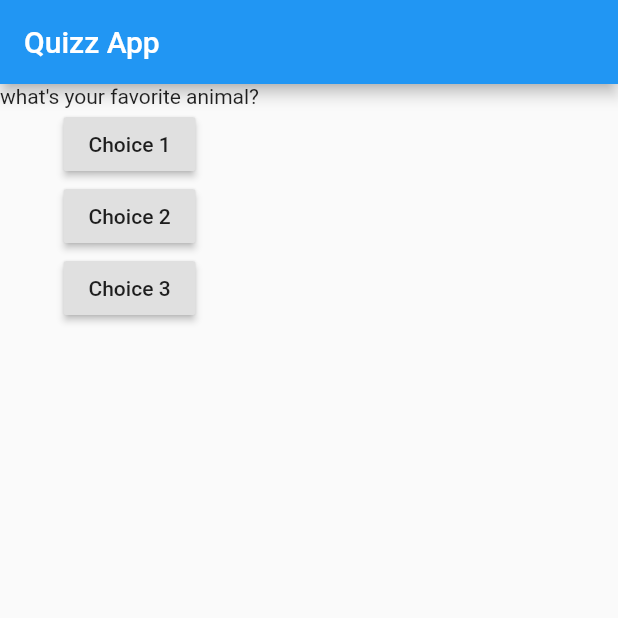
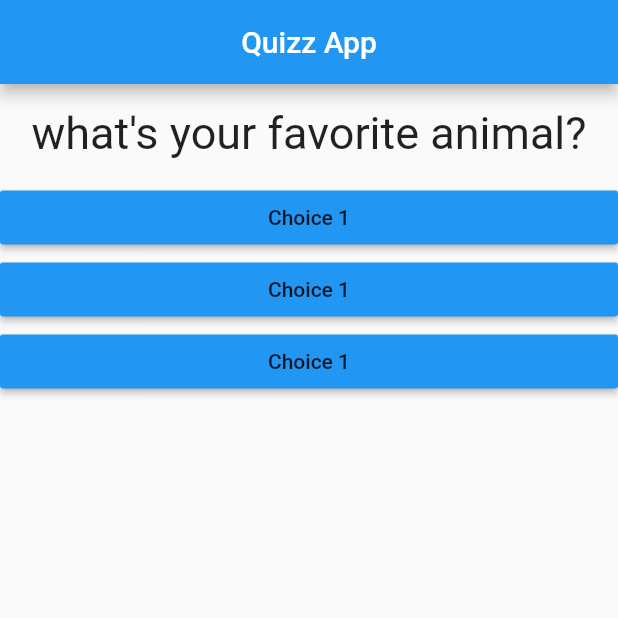
Before and after one commit to EroMCakes/Flutter-Quizz-App, a Flutter app: the screen it shows after launch, after a tap on "Choice 1", on a phone screen of 412 x 824 dp, the top half of it. Run offline on Flutter 3.47's test engine with Material 2 defaults, Android fonts, the phone set to English and light mode, and no system bars.

Commit message:
implemented question and answer

```diff
--- /dev/null
+++ b/quizz_app/lib/answer.dart
@@ -0,0 +1,19 @@
+import 'package:flutter/material.dart';
+
+class Answer extends StatelessWidget {
+  final Function calledFunction;
+
+  Answer(this.calledFunction);
+
+  @override
+  Widget build(BuildContext context) {
+    return Container(
+      width: double.infinity,
+      child: RaisedButton(
+              child: Text('Choice 1'),
+              onPressed: calledFunction,
+              color: Colors.blue ,
+            ),
+    );
+  }
+}
--- a/quizz_app/lib/main.dart
+++ b/quizz_app/lib/main.dart
@@ -1,4 +1,7 @@
 import 'package:flutter/material.dart';
+
+import './question.dart';
+import 'answer.dart';
 
 //void main() {
 //  runApp(MyApp());
@@ -7,23 +10,21 @@ import 'package:flutter/material.dart';
 void main() => runApp(MyApp());
 
 class MyApp extends StatefulWidget {
-
   @override
   State<StatefulWidget> createState() {
-    // TODO: implement createState
-    return MyAppState();
+    return _MyAppState();
   }
 }
 
-class MyAppState extends State<MyApp> {
-  var questionIndex = 0;
+class _MyAppState extends State<MyApp> {
+  var _questionIndex = 0;
 
-  void answerQuestion() {
-    setState((){
-      questionIndex++;
+  void _answerQuestion() {
+    setState(() {
+      _questionIndex++;
     });
 
-    print(questionIndex);
+    print(_questionIndex);
   }
 
   @override
@@ -33,27 +34,19 @@ class MyAppState extends State<MyApp> {
       'what\'s your favorite animal?'
     ];
     return MaterialApp(
+      debugShowCheckedModeBanner: false,
       home: Scaffold(
         appBar: AppBar(
-          title: Text('Quizz App'),
+          title: Center(child: Text('Quizz App')),
         ),
         body: Column(
           children: [
-            Text(
-              questions[questionIndex],
+            Question(
+              questions[_questionIndex],
             ),
-            RaisedButton(
-              child: Text('Choice 1'),
-              onPressed: answerQuestion,
-            ),
-            RaisedButton(
-              child: Text('Choice 2'),
-              onPressed: answerQuestion,
-            ),
-            RaisedButton(
-              child: Text('Choice 3'),
-              onPressed: answerQuestion,
-            ),
+            Answer(_answerQuestion),
+            Answer(_answerQuestion),
+            Answer(_answerQuestion),
           ],
         ),
       ),
--- /dev/null
+++ b/quizz_app/lib/question.dart
@@ -0,0 +1,21 @@
+import 'package:flutter/material.dart';
+
+class Question extends StatelessWidget {
+  var questionText;
+
+  Question(this.questionText);
+
+  @override
+  Widget build(BuildContext context) {
+    return Container(
+      width: double.infinity,
+      margin: EdgeInsets.all(15),
+      child: Text(
+        questionText,
+        style: TextStyle(fontSize: 30),
+        textAlign: TextAlign.center,
+
+      ),
+    );
+  }
+}
--- a/quizz_app/pubspec.yaml
+++ b/quizz_app/pubspec.yaml
@@ -18,7 +18,7 @@ publish_to: 'none' # Remove this line if you wish to publish to pub.dev
 version: 1.0.0+1
 
 environment:
-  sdk: ">=2.12.0 <3.0.0"
+  sdk: ">=2.11.0 <3.0.0"
 
 dependencies:
   flutter:
```
